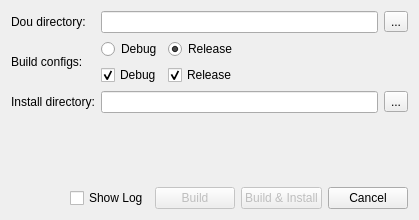
First picture: the form in src/dots/dots_dobmake.ss/src/dobmake.ui, repository SafirSDK/safir-sdk-core, before the edit.
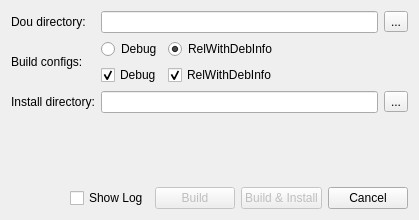
Second picture: the form after the edit.

Patch:
```diff
--- a/src/dots/dots_dobmake.ss/src/dobmake.ui
+++ b/src/dots/dots_dobmake.ss/src/dobmake.ui
@@ -110,7 +110,7 @@
           <item>
            <widget class="QRadioButton" name="releaseRadioButton">
             <property name="text">
-             <string>Release</string>
+             <string>RelWithDebInfo</string>
             </property>
             <property name="checked">
              <bool>true</bool>
@@ -164,7 +164,7 @@
           <item>
            <widget class="QCheckBox" name="releaseCheckButton">
             <property name="text">
-             <string>Release</string>
+             <string>RelWithDebInfo</string>
             </property>
             <property name="checked">
              <bool>true</bool>
```
